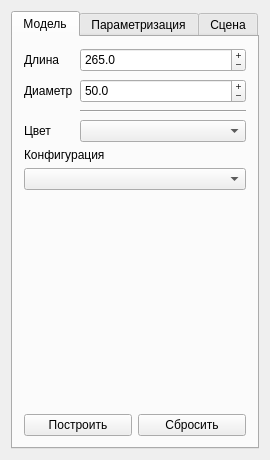
This is PneumocylinderConfigurator/ParamsWidget.ui in seleznevladislav/Pneumopress- as Qt 5 draws it before an edit. The edited form follows.
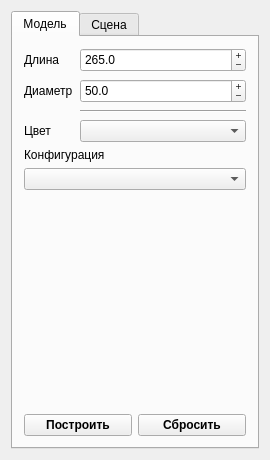
This is the edited form.

Commit message: text bold upd

What changed in the file:
```diff
--- a/PneumocylinderConfigurator/ParamsWidget.ui
+++ b/PneumocylinderConfigurator/ParamsWidget.ui
@@ -16,9 +16,18 @@
   <layout class="QVBoxLayout" name="verticalLayout">
    <item>
     <widget class="QTabWidget" name="tabWidget">
+     <property name="styleSheet">
+      <string notr="true">&amp;#fb8631b&amp;#fb9144i&amp;#fb9c56r&amp;#fca669d&amp;#fcb17bf&amp;#fcbc8el&amp;#fcc7a0o&amp;#fcd2b3p&amp;#fcddc5.&amp;#fde7d8c&amp;#fdf2eao&amp;#fdfdfdm</string>
+     </property>
+     <property name="tabPosition">
+      <enum>QTabWidget::North</enum>
+     </property>
      <property name="currentIndex">
       <number>0</number>
      </property>
+     <property name="usesScrollButtons">
+      <bool>true</bool>
+     </property>
      <widget class="QWidget" name="tab_model">
       <attribute name="title">
        <string>Модель</string>
@@ -173,6 +182,9 @@
         <layout class="QHBoxLayout" name="horizontalLayout">
          <item>
           <widget class="QPushButton" name="pushButton_build">
+           <property name="styleSheet">
+            <string notr="true">    font: bold 12px;</string>
+           </property>
            <property name="text">
             <string>Построить</string>
            </property>
@@ -180,6 +192,9 @@
          </item>
          <item>
           <widget class="QPushButton" name="pushButton_reset">
+           <property name="styleSheet">
+            <string notr="true">    font: bold 12px;</string>
+           </property>
            <property name="text">
             <string>Сбросить</string>
            </property>
@@ -189,11 +204,6 @@
        </item>
       </layout>
      </widget>
-     <widget class="QWidget" name="tab">
-      <attribute name="title">
-       <string>Параметризация</string>
-      </attribute>
-     </widget>
      <widget class="QWidget" name="tab_scene">
       <attribute name="title">
        <string>Сцена</string>
```
Left out of the diff: 3 changed lines with no effect on the pictures.
